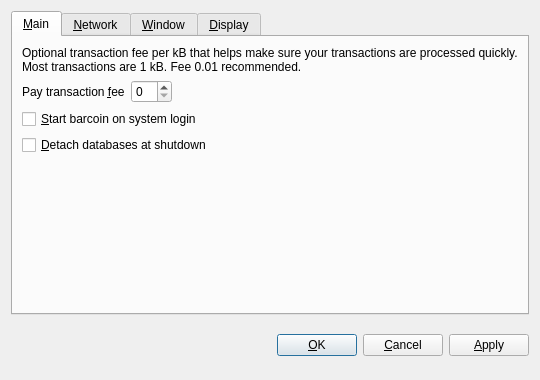
DigitalCurrencyProgramming/fubarcoin, file src/qt/forms/optionsdialog.ui: the form before one commit.
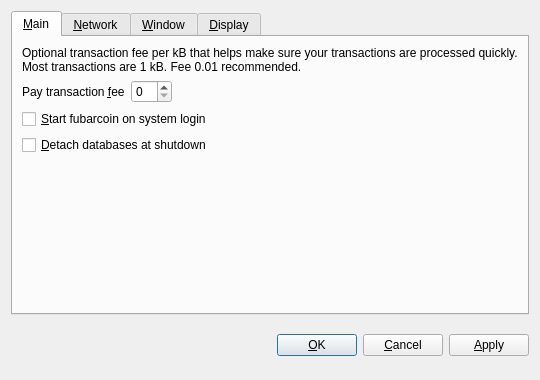
The form after the commit. The open tabs and pages were chosen to show the change. Custom widgets are drawn as their Qt base class.

Commit message: renamed barcoin / FooCoin / foocoin / BAR to fubarcoin / FubarCoin / FBR

The edit to the form file:
```diff
--- a/src/qt/forms/optionsdialog.ui
+++ b/src/qt/forms/optionsdialog.ui
@@ -82,7 +82,7 @@
           <string>Automatically start barcoin after logging in to the system.</string>
          </property>
          <property name="text">
-          <string>&amp;Start barcoin on system login</string>
+          <string>&amp;Start fubarcoin on system login</string>
          </property>
         </widget>
        </item>
```
Left out of the diff: 10 changed lines with no effect on the pictures. The commit also changes 40 other files.
